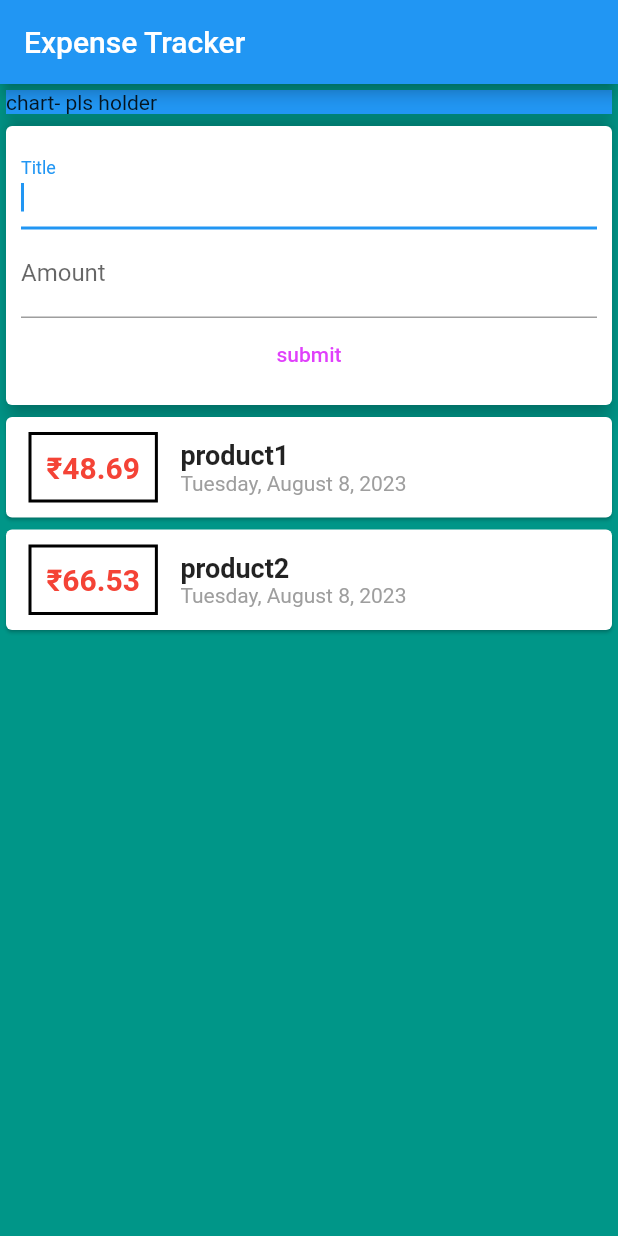
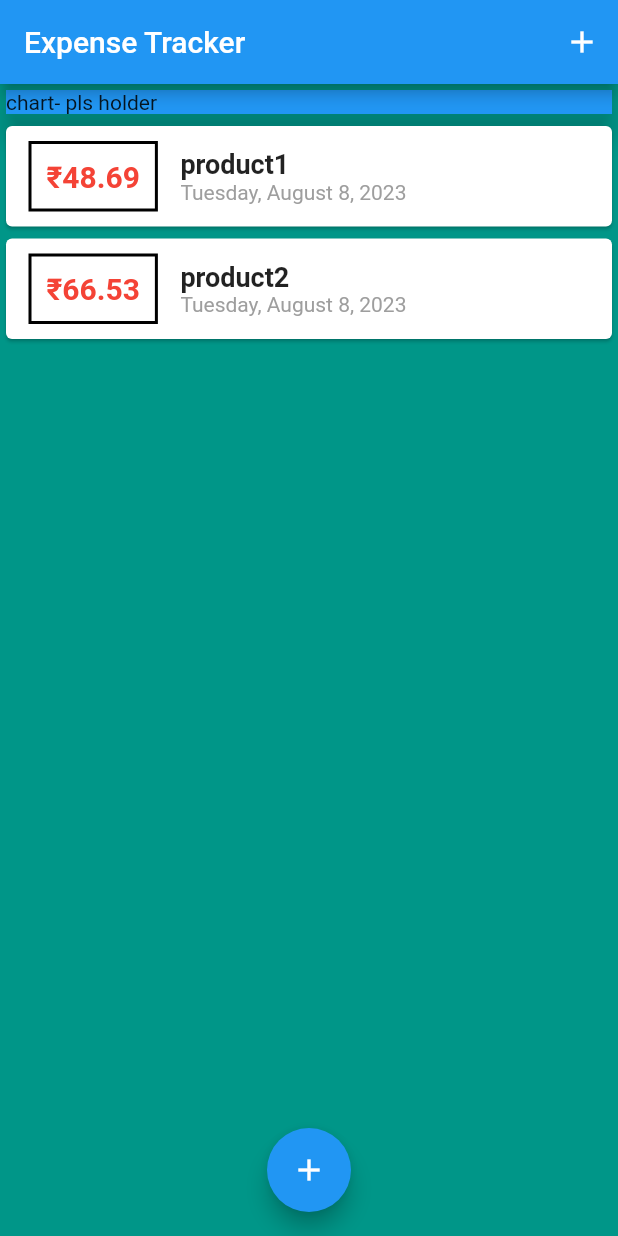
Before and after one commit to kevinpaul468/expense_tracker, a Flutter app: the screen it shows after launch, on a phone screen of 412 x 824 dp. Run offline on Flutter 3.47's test engine with Material 2 defaults, Android fonts, the phone set to English and light mode, and no system bars.

Commit message:
deleted usertransactions file

```diff
--- a/lib/main.dart
+++ b/lib/main.dart
@@ -1,23 +1,63 @@
 
+import 'package:expense_tracker/widgets/newtransactions.dart';
+import 'package:expense_tracker/widgets/transaction_list.dart';
 import 'package:flutter/material.dart';
-import './widgets/user_transactions.dart';
+import './models/transaction.dart';
+
 void main(){
   runApp(MyApp());
 }
 
-class MyApp extends StatelessWidget {
+class MyApp extends StatefulWidget {
 
- MyApp({super.key});
+  const MyApp({Key? key}) : super(key: key);
+
+
+
+ @override
+  State<MyApp> createState() => _MyAppState();
+}
+
+class _MyAppState extends State<MyApp> {
+
+  final List<Transaction> _userTransaction= [
+    Transaction(id: 't1', title: 'product1', amount: 48.69, date: DateTime.now()),
+    Transaction(id: 't2', title: 'product2', amount: 66.53, date: DateTime.now())
+  ];
+
+  void _addNewTransaction(String title , double amount){
+    final newtx = Transaction(id: DateTime.now().toString(), title: title, amount: amount, date: DateTime.now());
+    setState(() {
+      _userTransaction.add(newtx);
+    });
+  }
+
+
+  void _startAddNewTransaction(BuildContext ctx){
+    showModalBottomSheet(context: ctx, builder: (bctx){
+      return GestureDetector(
+        onTap: (){},
+        child: NewTransaction(_addNewTransaction),
+        behavior: HitTestBehavior.opaque ,
+      ) ;
+    });
+  }
+
+
+
   @override
   Widget build(BuildContext context) {
     return
         MaterialApp(
-          debugShowCheckedModeBanner: true,
+          debugShowCheckedModeBanner: false,
           home: Scaffold(
             backgroundColor: Colors.teal,
             appBar: AppBar(
               title: Text("Expense Tracker"),
               backgroundColor: Colors.blue,
+              actions: [
+                IconButton(onPressed: () => _startAddNewTransaction(context), icon: Icon(Icons.add))
+              ],
             ),
             body: SingleChildScrollView(
               child: Column(
@@ -33,12 +73,18 @@ class MyApp extends StatelessWidget {
                         child: Text("chart- pls holder")
                     ),
                   ),
-                  UserTransactions()
+                  TransactionList(_userTransaction)
 
                 ],
               ),
             ),
-
+            floatingActionButtonLocation: FloatingActionButtonLocation.centerFloat,
+            floatingActionButton: FloatingActionButton(
+              onPressed: () => _startAddNewTransaction(context),
+              child: Icon(
+                Icons.add
+              ),
+            ),
           ),
     );
   }
--- a/lib/widgets/transaction_list.dart
+++ b/lib/widgets/transaction_list.dart
@@ -17,7 +17,7 @@ class TransactionList extends StatelessWidget {
               children: [
                 Container(
                   child: Text('₹' +
-                      transactions[index].amount.toString(),
+                      transactions[index].amount.toStringAsFixed(2),
                     style: TextStyle(
                         fontWeight: FontWeight.bold ,
                         fontSize: 20,
--- a/lib/widgets/user_transactions.dart
+++ /dev/null
@@ -1,37 +0,0 @@
-import 'package:flutter/material.dart';
-import 'package:expense_tracker/widgets/newtransactions.dart';
-import 'package:expense_tracker/widgets/transaction_list.dart';
-import '../models/transaction.dart';
-
-class UserTransactions extends StatefulWidget {
-
-  UserTransactions({super.key});
-
-  @override
-  State<UserTransactions> createState() => _UserTransactionsState();
-}
-
-class _UserTransactionsState extends State<UserTransactions> {
-  final List<Transaction> _userTransaction= [
-    Transaction(id: 't1', title: 'product1', amount: 48.69, date: DateTime.now()),
-    Transaction(id: 't2', title: 'product2', amount: 66.53, date: DateTime.now())
-  ];
-
-  void _addNewTransaction(String title , double amount){
-    final newtx = Transaction(id: DateTime.now().toString(), title: title, amount: amount, date: DateTime.now());
-    setState(() {
-      _userTransaction.add(newtx);
-    });
-  }
-
-
-  @override
-  Widget build(BuildContext context) {
-    return Column(
-      children: [
-        NewTransaction(_addNewTransaction),
-        TransactionList(_userTransaction)
-      ],
-    );
-  }
-}
```
Also changed, not shown: lib/widgets/newtransactions.dart (+17 -6 lines).
